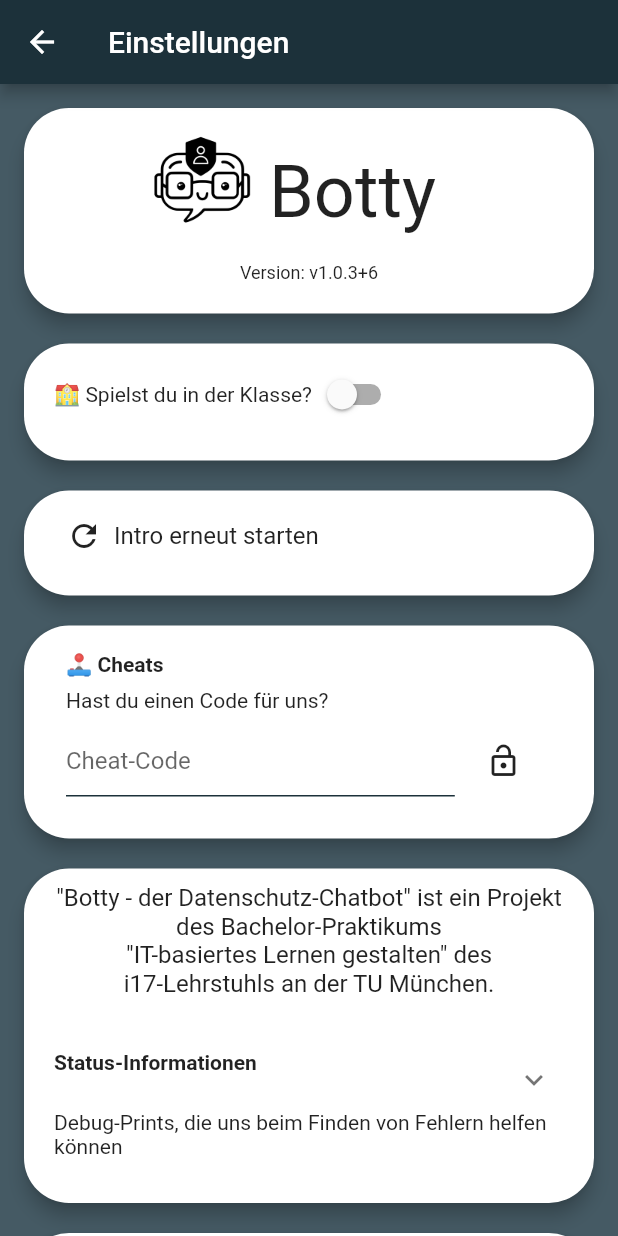
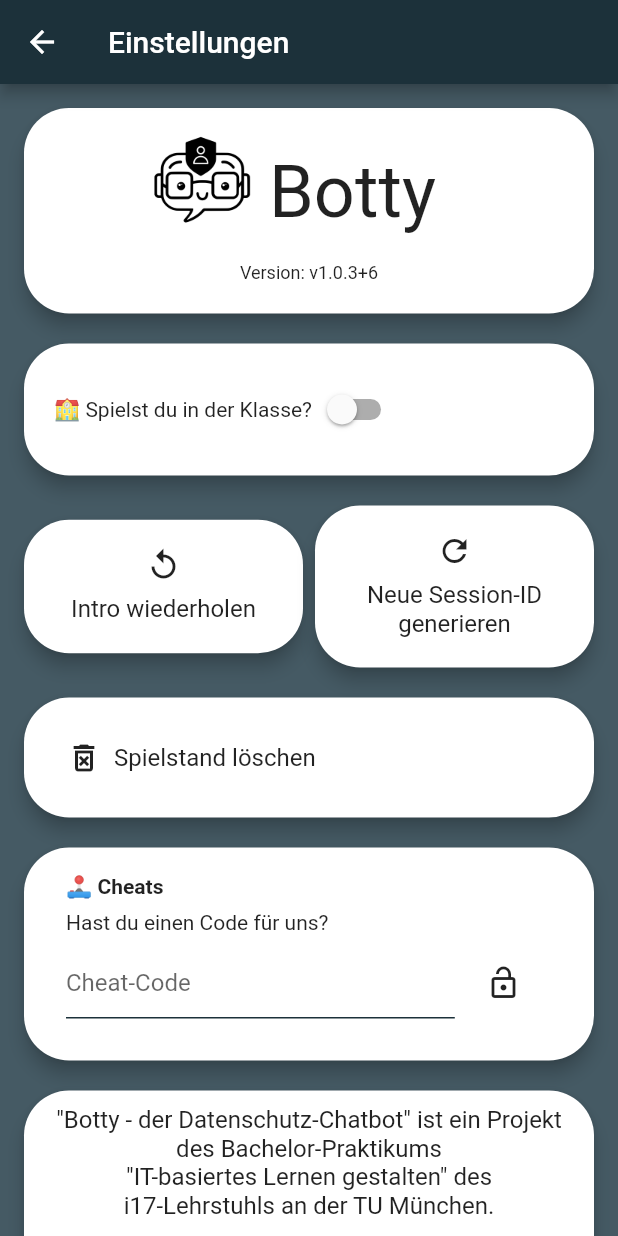
Before and after one commit to gereonelvers/datenschutz-chatbot, a Flutter app: the ProgressScreen screen opened directly, after a tap on the "settings" icon, on a phone screen of 412 x 824 dp. Run offline on Flutter 3.47's test engine with Material 2 defaults, Android fonts, the phone set to English and light mode, and no system bars; drawn by our look-alikes of expandable; our stand-ins replace animated_text_kit, another_flushbar, auto_size_text, bubble, file_picker, flutter_colorpicker and 11 more; missing offline and left inert: field_suggestion, flutter_unity_widget, lifecycle, mailto, mccounting_text, package_info_plus_web and 4 more; accounts and stored records are empty; project files that could hold a hidden picture were left out.

Commit message:
Improved Unity integration; InfoChallenge, IntroScreen & SettingsScreen fixes, moved chat commands to SettingsScreen, fixed freetext input

```diff
--- a/lib/challenges/challenge_wrapper.dart
+++ b/lib/challenges/challenge_wrapper.dart
@@ -193,11 +193,11 @@ class _ChallengeWrapperState extends State<ChallengeWrapper> with TickerProvider
   InfoChallenge(InfoChallenge.bottyImage, "Darf das denn einfach jeder? Meine Daten verarbeiten?", key: UniqueKey()),
   InfoChallenge(InfoChallenge.auntImage, "Nein, natürlich nicht! Es gibt in der DSGVO sogenannte Erlaubnistatbestände, die das genau regeln.", key: UniqueKey()),
   InfoChallenge(InfoChallenge.auntImage, "Nach dem sogenannten Artikel 6 der DSGVO ist eine Verarbeitung von personenbezogenen Daten nur dann rechtmäßig, wenn die von mir gleich erzählenden Bedingungen als Voraussetzung erfüllt sind.", key: UniqueKey()),
-  InfoChallenge(InfoChallenge.auntImage, "1️⃣ Die erste Bedingung ist:\nDie betroffene Person hat ihre Einwilligung zu der Verarbeitung der sie betreffenden, personenbezogenen Daten für einen oder mehrere Zwecke erteilt.", key: UniqueKey()),
-  InfoChallenge(InfoChallenge.auntImage, "2️⃣ Die zweite Bedigung ist:\nDie Verarbeitung ist für die Erfüllung eines Vertrags, dessen Vertragspartei die betroffene Person ist, oder zur Durchführung vorvertraglicher Maßnahmen erforderlich, die auf Anfrage der betroffenen Person erfolgen.", key: UniqueKey()),
-  InfoChallenge(InfoChallenge.auntImage, "3️⃣ Die dritte Bedingung ist：\nDie Verarbeitung ist erforderlich, um lebenswichtige Interessen der betroffenen Person oder einer anderen natürlichen Person zu schützen. ", key: UniqueKey()),
-  InfoChallenge(InfoChallenge.auntImage, "4️⃣ Die vierte Bedingung ist：\nDie Verarbeitung ist für die Wahrnehmung einer Aufgabe erforderlich, die im öffentlichen Interesse liegt oder in Ausübung öffentlicher Gewalt erfolgt, die dem Verantwortlichen übertragen wurde. ", key: UniqueKey()),
-  InfoChallenge(InfoChallenge.auntImage, "5️⃣ Die fünfte Bedingung ist：\nDie Verarbeitung ist zur Wahrung der berechtigten Interessen des Verantwortlichen oder eines Dritten erforderlich, sofern nicht die Interessen oder Grundrechte oder Grundfreiheiten der betroffenen Person, die den Schutz personenbezogener Daten erfordern, überwiegen, insbesondere dann, wenn es sich bei der betroffenen Person um ein Kind handelt.", key: UniqueKey()),
+  InfoChallenge(InfoChallenge.auntImage, "Die erste Bedingung ist:\nDie betroffene Person hat ihre Einwilligung zu der Verarbeitung der sie betreffenden, personenbezogenen Daten für einen oder mehrere Zwecke erteilt.", key: UniqueKey()),
+  InfoChallenge(InfoChallenge.auntImage, "Die zweite Bedigung ist:\nDie Verarbeitung ist für die Erfüllung eines Vertrags, dessen Vertragspartei die betroffene Person ist, oder zur Durchführung vorvertraglicher Maßnahmen erforderlich, die auf Anfrage der betroffenen Person erfolgen.", key: UniqueKey()),
+  InfoChallenge(InfoChallenge.auntImage, "Die dritte Bedingung ist：\nDie Verarbeitung ist erforderlich, um lebenswichtige Interessen der betroffenen Person oder einer anderen natürlichen Person zu schützen. ", key: UniqueKey()),
+  InfoChallenge(InfoChallenge.auntImage, "Die vierte Bedingung ist：\nDie Verarbeitung ist für die Wahrnehmung einer Aufgabe erforderlich, die im öffentlichen Interesse liegt oder in Ausübung öffentlicher Gewalt erfolgt, die dem Verantwortlichen übertragen wurde. ", key: UniqueKey()),
+  InfoChallenge(InfoChallenge.auntImage, "Die fünfte Bedingung ist：\nDie Verarbeitung ist zur Wahrung der berechtigten Interessen des Verantwortlichen oder eines Dritten erforderlich, sofern nicht die Interessen oder Grundrechte oder Grundfreiheiten der betroffenen Person, die den Schutz personenbezogener Daten erfordern, überwiegen, insbesondere dann, wenn es sich bei der betroffenen Person um ein Kind handelt.", key: UniqueKey()),
   InfoChallenge(InfoChallenge.auntImage, "Ich weiß, dass man sich diese fünf Bedingungen eher nur sehr schwer merken kann. Aber hast du das Thema DSGVO Erlaubnistatbestände mehr oder weniger verstanden?", key: UniqueKey()),
   InfoChallenge(InfoChallenge.bottyImage, "Ja! Ich finde das Thema schon sehr spannend. Danke dir! 😁", key: UniqueKey()),
   InfoChallenge(InfoChallenge.auntImage, "Gut, dann können wir ja mit einer kleinen Fragerunde beginnen.", key: UniqueKey()),
--- a/lib/screens/profile_screen.dart
+++ b/lib/screens/profile_screen.dart
@@ -3,10 +3,8 @@ import 'package:datenschutz_chatbot/utility_widgets/botty_colors.dart';
 import 'package:datenschutz_chatbot/utility_widgets/progress_model.dart';
 import 'package:flutter/material.dart';
 import 'package:flutter_colorpicker/flutter_colorpicker.dart';
-import 'package:flutter_material_pickers/flutter_material_pickers.dart';
 import 'package:lottie/lottie.dart';
 import 'package:percent_indicator/percent_indicator.dart';
-import 'package:bottom_picker/bottom_picker.dart';
 
 /// this is is the profile screen, which shows player progress and achievements
 class ProgressScreen extends StatefulWidget {
@@ -640,7 +638,7 @@ class _ProgressScreenState extends State<ProgressScreen> with TickerProviderStat
           Align(
               alignment: Alignment.topRight,
               child: Padding(
-                padding: const EdgeInsets.fromLTRB(8,24,8,8),
+                padding: const EdgeInsets.fromLTRB(8,48,8,8),
                 child: IconButton(
                     onPressed: () {
                       Navigator.push(
@@ -811,7 +809,7 @@ class _ProgressScreenState extends State<ProgressScreen> with TickerProviderStat
       challengeValues[2] = progress.getInt("challengeTotalXP");
 
       carColor = progress.getInt("carColor")==0?Colors.white:Color(progress.getInt("carColor"));
-      raceTime = progress.getInt("racingTime");
+      raceTime = 300-progress.getInt("raceTime");
 
       rpgStarCount = progress.getInt("starCount");
       rpgLessonCount = progress.getInt("lessonCount");
--- a/lib/screens/settings_screen.dart
+++ b/lib/screens/settings_screen.dart
@@ -96,7 +96,7 @@ class _SettingsScreenState extends State<SettingsScreen> with TickerProviderStat
             color: Colors.white,
             borderRadius: BorderRadius.circular(30),
             child: Container(
-              padding: const EdgeInsets.only(left: 20, bottom: 20, top: 10, right: 20),
+              padding: const EdgeInsets.only(left: 20, bottom: 20, top: 20, right: 20),
               width: double.infinity,
               child: Row(
                 children: [
@@ -112,7 +112,12 @@ class _SettingsScreenState extends State<SettingsScreen> with TickerProviderStat
             ),
           ),
           const Padding(padding: EdgeInsets.fromLTRB(0, 10, 0, 10)),
-          Material(
+          Row(
+            children: [
+              Expanded(
+                child: Padding(
+                  padding: const EdgeInsets.fromLTRB(0,0,4,0),
+                  child: Material(
                     type: MaterialType.card,
                     elevation: 5,
                     color: Colors.white,
@@ -128,15 +133,75 @@ class _SettingsScreenState extends State<SettingsScreen> with TickerProviderStat
                       child: Container(
                         padding: const EdgeInsets.only(left: 20, bottom: 20, top: 10, right: 20),
                         width: double.infinity,
+                        child: Column(
+                          crossAxisAlignment: CrossAxisAlignment.center,
+                          mainAxisAlignment: MainAxisAlignment.center,
+                          children: const [
+                            Padding(
+                              padding: EdgeInsets.all(8.0),
+                              child: Icon(Icons.replay),
+                            ),
+                            Text("Intro wiederholen", style: TextStyle(fontSize: 16,), textAlign: TextAlign.center,)
+                          ],
+                        ),
+                      ),
+                    ),
+                  ),
+                ),
+              ),
+              Expanded(
+                child: Padding(
+                  padding: const EdgeInsets.fromLTRB(4,0,0,0),
+                  child: Material(
+                    type: MaterialType.card,
+                    elevation: 5,
+                    color: Colors.white,
+                    borderRadius: BorderRadius.circular(30),
+                    child: InkWell(
+                      borderRadius: BorderRadius.circular(30),
+                      onTap: () => progress.setValue("sessionID", randomString(32)),
+                      child: Container(
+                        padding: const EdgeInsets.only(left: 20, bottom: 20, top: 10, right: 20),
+                        width: double.infinity,
+                        child: Column(
+                          crossAxisAlignment: CrossAxisAlignment.center,
+                          mainAxisAlignment: MainAxisAlignment.center,
+                          children: const [
+                            Padding(
+                              padding: EdgeInsets.all(8.0),
+                              child: Icon(Icons.refresh_outlined),
+                            ),
+                            Text("Neue Session-ID generieren", style: TextStyle(fontSize: 16,), textAlign: TextAlign.center)
+                          ],
+                        ),
+                      ),
+                    ),
+                  ),
+                ),
+              ),
+            ],
+          ),
+          const Padding(padding: EdgeInsets.fromLTRB(0, 10, 0, 10)),
+          Material(
+            type: MaterialType.card,
+            elevation: 5,
+            color: Colors.white,
+            borderRadius: BorderRadius.circular(30),
+            child: InkWell(
+              borderRadius: BorderRadius.circular(30),
+              onTap: () => progress.reset(),
+              child: Container(
+                padding: const EdgeInsets.only(left: 20, bottom: 20, top: 20, right: 20),
+                width: double.infinity,
                 child: Row(
                   crossAxisAlignment: CrossAxisAlignment.center,
                   mainAxisAlignment: MainAxisAlignment.start,
                   children: const [
                     Padding(
                       padding: EdgeInsets.all(8.0),
-                      child: Icon(Icons.refresh_outlined),
+                      child: Icon(Icons.delete_forever_outlined),
                     ),
-                    Text("Intro erneut starten", style: TextStyle(fontSize: 16,),)
+                    Text("Spielstand löschen", style: TextStyle(fontSize: 16,),)
                   ],
                 ),
               ),
@@ -237,7 +302,13 @@ class _SettingsScreenState extends State<SettingsScreen> with TickerProviderStat
                       "Current Chapter: "+currentChapter.toString(),
                       textAlign: TextAlign.left,
                     ),
-                    ElevatedButton(onPressed: (){getInfo();}, child: const Text("force reload"))
+                    ElevatedButton(onPressed: (){getInfo();}, child: const Text("neu laden"), style: ButtonStyle(
+                        backgroundColor: MaterialStateProperty.all<Color>(
+                          BottyColors.darkBlue,
+                        ),
+                        shape: MaterialStateProperty.all<RoundedRectangleBorder>(RoundedRectangleBorder(
+                          borderRadius: BorderRadius.circular(15.0),
+                        ))))
                     ],)),
 
                   const Padding(
--- a/pubspec.yaml
+++ b/pubspec.yaml
@@ -44,7 +44,7 @@ dependencies:
   sliding_up_panel: ^2.0.0+1
   percent_indicator: ^3.4.0
   package_info_plus: ^1.3.0
-  flutter_unity_widget: ^4.2.3
+  #flutter_unity_widget: ^4.2.3
   flutter_svg: ^1.0.0
   auto_size_text: ^3.0.0
   another_flushbar: ^1.10.28
@@ -62,6 +62,10 @@ dependencies:
   flutter_material_pickers: ^3.1.2
   share_plus: ^3.0.4
   animated_text_kit: ^4.2.1
+  flutter_unity_widget:
+    git:
+      url: https://github.com/juicycleff/flutter-unity-view-widget.git
+      ref: master
 
 dev_dependencies:
   flutter_test:
```
Also changed, not shown: lib/challenges/info_challenge.dart (+5 -3 lines), lib/screens/chat_screen.dart (+6 -32 lines), lib/screens/game_screen.dart (+7 -4 lines), lib/screens/intro_screen.dart (+6 -3 lines), assets/img/meta-grey.png (added), pubspec.lock. Lines whose indentation alone changed are shown as unchanged.
